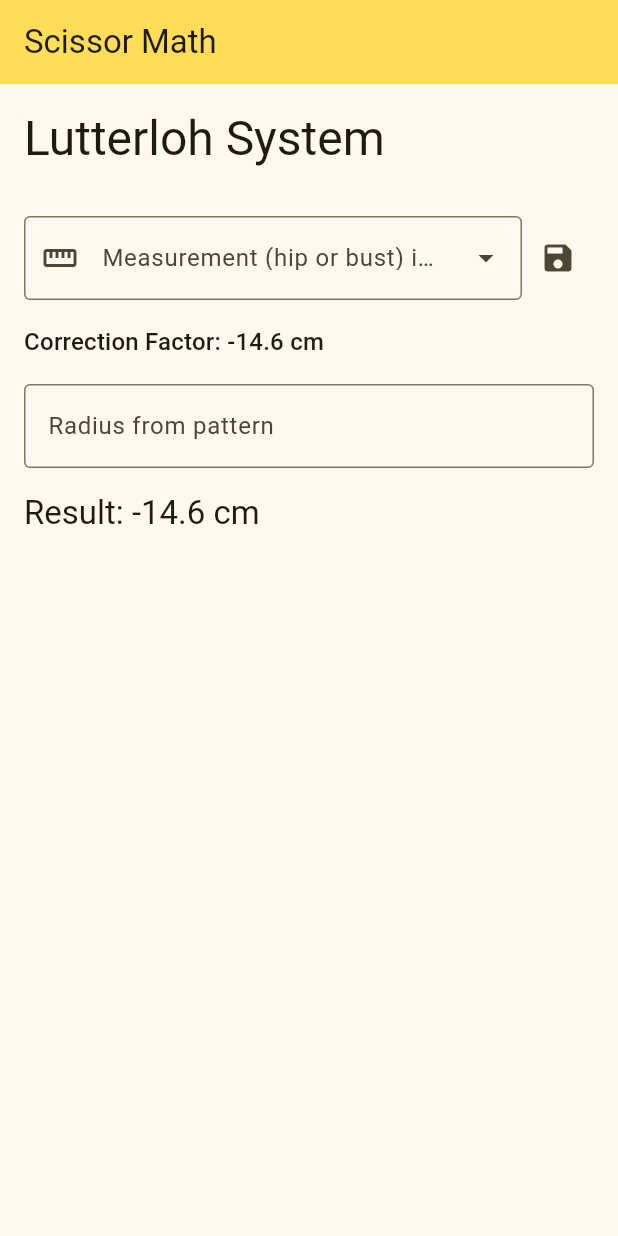
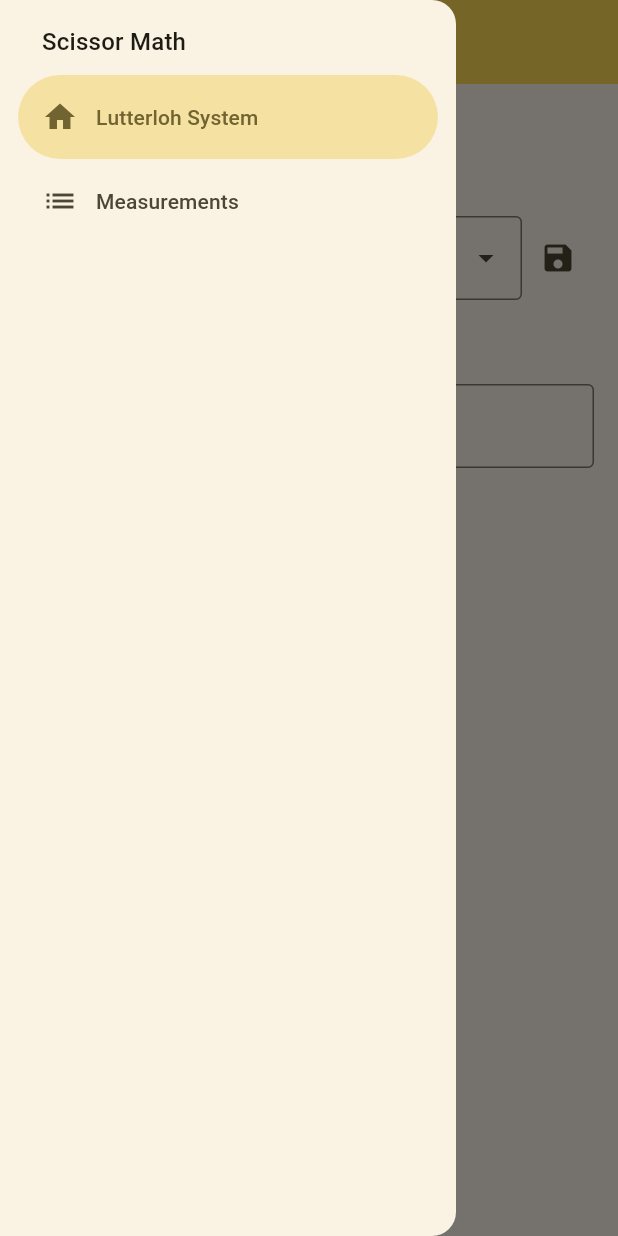
Before and after one commit to Epse/scissor_math, a Flutter app: the screen it shows after launch, with the side drawer open (before the commit the screen has no drawer), on a phone screen of 412 x 824 dp. Run offline on Flutter 3.47's test engine with Material 3 defaults, Android fonts, the phone set to English and light mode, and no system bars; our stand-ins replace drift, drift_flutter, flutter_riverpod, riverpod; missing offline and left inert: drift_dev, sqlite3; accounts and stored records are empty; generated files the repository leaves out were written again.

Commit message:
Add a measurements list page
Also adds
- A NavigationDrawer
- A more structured routing system

because the routing needed that

```diff
--- /dev/null
+++ b/lib/data/routes.dart
@@ -0,0 +1,21 @@
+import 'package:flutter/material.dart' hide Route;
+import 'package:flutter_gen/gen_l10n/app_localizations.dart';
+import 'package:scissor_math/pages/measurements.dart';
+import '../pages/lutterloh.dart';
+
+typedef LocalizedBuilder = String Function(BuildContext context);
+
+class Route {
+  final String route;
+  final LocalizedBuilder name;
+  final WidgetBuilder builder;
+  final IconData icon;
+
+  Route(this.route, this.name, this.builder, {this.icon = Icons.question_mark});
+}
+
+final List<Route> routes = [
+  Route("/", (BuildContext context) => AppLocalizations.of(context)!.lSystem, (_) => const LutterlohScreen(), icon: Icons.home),
+  Route("/measurements", (BuildContext context) => AppLocalizations.of(context)!.measurements, (_) => const MeasurementScreen(), icon: Icons.list),
+];
+final Map<String, WidgetBuilder> routables = { for (var r in routes) r.route : r.builder };
--- a/lib/l10n/app_en.arb
+++ b/lib/l10n/app_en.arb
@@ -18,5 +18,6 @@
     }
   },
   "patternRadius": "Radius from pattern",
-  "measurementHipBust": "Measurement (hip or bust) in cm"
+  "measurementHipBust": "Measurement (hip or bust) in cm",
+  "measurements": "Measurements"
 }
--- a/lib/l10n/app_nl.arb
+++ b/lib/l10n/app_nl.arb
@@ -4,5 +4,6 @@
   "correction": "Correctiefactor: {correction} {unit}",
   "result": "Resultaat: {result} {unit}",
   "patternRadius": "Straal van patroon",
-  "measurementHipBust": "Maat (heup of borst) in cm"
+  "measurementHipBust": "Maat (heup of borst) in cm",
+  "measurements": "Maten"
 }
--- a/lib/main.dart
+++ b/lib/main.dart
@@ -1,5 +1,6 @@
 import 'package:flutter/material.dart';
 import 'package:flutter_gen/gen_l10n/app_localizations.dart';
+import 'package:scissor_math/data/routes.dart';
 import 'package:scissor_math/pages/lutterloh.dart';
 import 'package:flutter_riverpod/flutter_riverpod.dart';
 
@@ -30,9 +31,7 @@
         useMaterial3: true,
       ),
       supportedLocales: AppLocalizations.supportedLocales,
-      routes: {
-        "/": (context) => const LutterlohScreen(),
-      },
+      routes: routables,
     );
   }
 }
--- a/lib/pages/lutterloh.dart
+++ b/lib/pages/lutterloh.dart
@@ -1,6 +1,8 @@
 import 'package:flutter/material.dart';
 import 'package:flutter/services.dart';
 import 'package:flutter_gen/gen_l10n/app_localizations.dart';
+import 'package:scissor_math/widgets/app_bar.dart';
+import 'package:scissor_math/widgets/drawer.dart';
 import 'package:scissor_math/widgets/measurements/measurement_field.dart';
 
 class LutterlohScreen extends StatefulWidget {
@@ -25,10 +27,8 @@
   @override
   Widget build(BuildContext context) {
     return Scaffold(
-        appBar: AppBar(
-          backgroundColor: Theme.of(context).colorScheme.primaryContainer,
-          title: Text(AppLocalizations.of(context)!.appTitle),
-        ),
+        appBar: appBar(context),
+        drawer: MyDrawer(thisRoute: "/",),
         body: Padding(
           padding: EdgeInsets.all(16.0),
           child: ListView(children: [
--- /dev/null
+++ b/lib/widgets/app_bar.dart
@@ -0,0 +1,9 @@
+import 'package:flutter/material.dart';
+import 'package:flutter_gen/gen_l10n/app_localizations.dart';
+
+AppBar appBar(BuildContext context, {String? title}) {
+  return AppBar(
+    backgroundColor: Theme.of(context).colorScheme.primaryContainer,
+    title: title != null ? Text(title!) : Text(AppLocalizations.of(context)!.appTitle),
+  );
+}
--- /dev/null
+++ b/lib/widgets/drawer.dart
@@ -0,0 +1,37 @@
+import 'package:flutter/material.dart' hide Route;
+import 'package:flutter_gen/gen_l10n/app_localizations.dart';
+import 'package:scissor_math/data/routes.dart' show Route, routes;
+
+class MyDrawer extends StatelessWidget {
+  final String? thisRoute;
+
+  const MyDrawer({this.thisRoute, super.key});
+
+  Widget _navTile(BuildContext context, Route route) {
+    return NavigationDrawerDestination(
+        icon: Icon(route.icon), label: Text(route.name(context)));
+  }
+
+  @override
+  Widget build(BuildContext context) {
+    final List<Widget> routeTiles =
+        routes.map((r) => _navTile(context, r)).toList();
+
+    final int? selectedIndex = thisRoute == null
+        ? null
+        : routes.indexWhere((r) => r.route == thisRoute);
+
+    return NavigationDrawer(
+        selectedIndex: selectedIndex,
+        onDestinationSelected: (int sel) {
+          Navigator.pushNamed(context, routes[sel].route);
+        },
+        children: [
+          Padding(
+              padding: const EdgeInsets.fromLTRB(28, 16, 16, 10),
+              child: Text(AppLocalizations.of(context)!.appTitle,
+                  style: Theme.of(context).textTheme.titleMedium)),
+          ...routeTiles
+        ]);
+  }
+}
--- a/lib/widgets/measurements/measurement_field.dart
+++ b/lib/widgets/measurements/measurement_field.dart
@@ -27,12 +27,6 @@
       ValueChanged<String> onPressed) {
     return asyncMeasurements.when(
         data: (measurements) {
-          measurements = [
-            Measurement(
-                id: 0, name: "Hip", value: 114.0, touched: DateTime.now()),
-            Measurement(
-                id: 1, name: "Bust", value: 84, touched: DateTime.now()),
-          ];
           return measurements
               .map((measurement) => MenuItemButton(
                     closeOnActivate: true,
```
Also changed, not shown: lib/pages/measurements.dart (added, +37 -0 lines).
